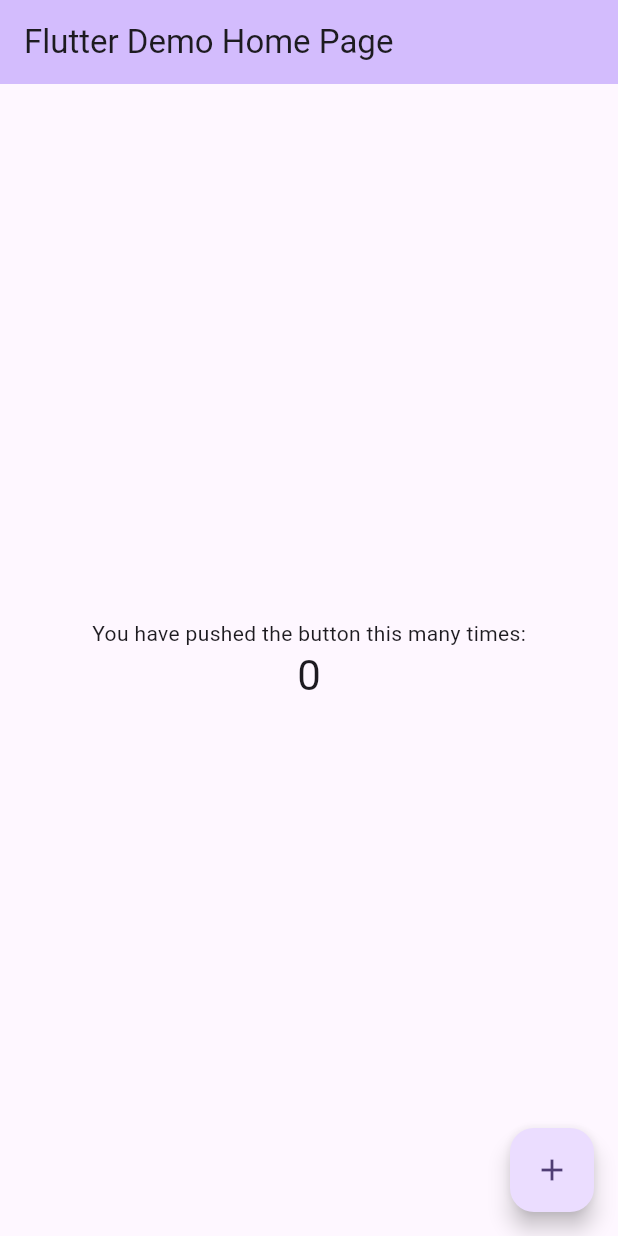
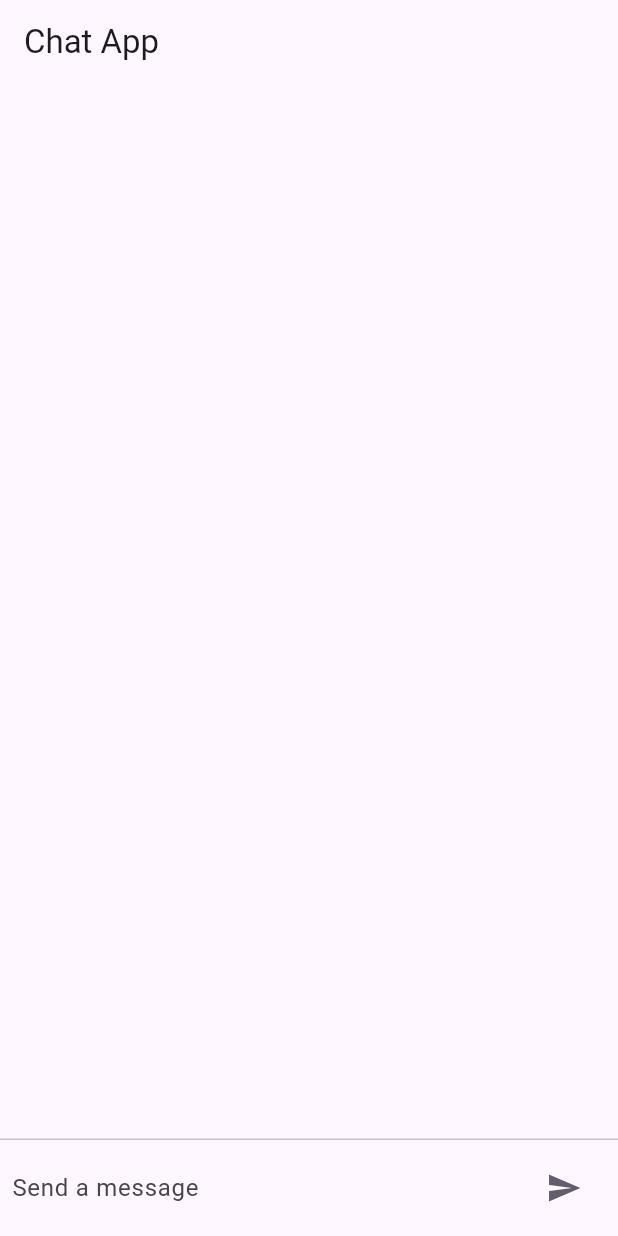
Before and after one commit to could-ai/019a3082-630e-728e-8085-3d0aa0e835d8, a Flutter app: the screen it shows after launch, on a phone screen of 412 x 824 dp. Run offline on Flutter 3.47's test engine with Material 3 defaults, Android fonts, the phone set to English and light mode, and no system bars.

Commit message:
I have updated the main.dart file to launch the ChatScreen as the home page of the application. The previous counter example has been removed, and the MaterialApp is now configured with the title 'Chat App'. This change sets up the foundation for our chat application by making the chat interface the first thing users see.; I've created the ChatScreen, which is the core of our chat interface. This new screen includes a list to display messages and a text input field with a send button for users to type and send their messages. The state is managed locally to update the message list whenever a new message is sent, providing a dynamic and interactive chat experience. I also added a check to prevent sending empty messages.; This new file defines the ChatMessage widget, which is responsible for rendering individual messages in the chat list. I've designed it to visually distinguish between messages sent by the user and those received from others, which is a crucial feature for a clear chat interface. This component will help in creating a structured and readable conversation flow.

```diff
--- /dev/null
+++ b/usr/lib/chat_screen.dart
@@ -0,0 +1,81 @@
+import 'package:flutter/material.dart';
+import 'chat_message.dart';
+
+class ChatScreen extends StatefulWidget {
+  const ChatScreen({super.key});
+
+  @override
+  State<ChatScreen> createState() => _ChatScreenState();
+}
+
+class _ChatScreenState extends State<ChatScreen> {
+  final List<ChatMessage> _messages = [];
+  final TextEditingController _textController = TextEditingController();
+
+  void _handleSubmitted(String text) {
+    if (text.trim().isEmpty) return;
+    _textController.clear();
+    ChatMessage message = ChatMessage(
+      text: text,
+      isUser: true, // Assuming messages sent from here are from the user
+    );
+    setState(() {
+      _messages.insert(0, message);
+    });
+  }
+
+  Widget _buildTextComposer() {
+    return IconTheme(
+      data: IconThemeData(color: Theme.of(context).colorScheme.secondary),
+      child: Container(
+        margin: const EdgeInsets.symmetric(horizontal: 8.0, vertical: 8.0),
+        child: Row(
+          children: <Widget>[
+            Flexible(
+              child: TextField(
+                controller: _textController,
+                onSubmitted: _handleSubmitted,
+                decoration: const InputDecoration.collapsed(
+                  hintText: 'Send a message',
+                ),
+              ),
+            ),
+            Container(
+              margin: const EdgeInsets.symmetric(horizontal: 4.0),
+              child: IconButton(
+                icon: const Icon(Icons.send),
+                onPressed: () => _handleSubmitted(_textController.text),
+              ),
+            ),
+          ],
+        ),
+      ),
+    );
+  }
+
+  @override
+  Widget build(BuildContext context) {
+    return Scaffold(
+      appBar: AppBar(
+        title: const Text('Chat App'),
+      ),
+      body: Column(
+        children: <Widget>[
+          Flexible(
+            child: ListView.builder(
+              padding: const EdgeInsets.all(8.0),
+              reverse: true,
+              itemBuilder: (_, int index) => _messages[index],
+              itemCount: _messages.length,
+            ),
+          ),
+          const Divider(height: 1.0),
+          Container(
+            decoration: BoxDecoration(color: Theme.of(context).cardColor),
+            child: _buildTextComposer(),
+          ),
+        ],
+      ),
+    );
+  }
+}
--- a/usr/lib/main.dart
+++ b/usr/lib/main.dart
@@ -1,4 +1,5 @@
 import 'package:flutter/material.dart';
+import 'chat_screen.dart';
 
 void main() {
   runApp(const MyApp());
@@ -7,114 +8,16 @@ void main() {
 class MyApp extends StatelessWidget {
   const MyApp({super.key});
 
-  // This widget is the root of your application.
   @override
   Widget build(BuildContext context) {
     return MaterialApp(
-      title: 'Flutter Demo',
+      title: 'Chat App',
       debugShowCheckedModeBanner: false,
       theme: ThemeData(
-        // This is the theme of your application.
-        //
-        // TRY THIS: Try running your application with "flutter run". You'll see
-        // the application has a purple toolbar. Then, without quitting the app,
-        // try changing the seedColor in the colorScheme below to Colors.green
-        // and then invoke "hot reload" (save your changes or press the "hot
-        // reload" button in a Flutter-supported IDE, or press "r" if you used
-        // the command line to start the app).
-        //
-        // Notice that the counter didn't reset back to zero; the application
-        // state is not lost during the reload. To reset the state, use hot
-        // restart instead.
-        //
-        // This works for code too, not just values: Most code changes can be
-        // tested with just a hot reload.
         colorScheme: ColorScheme.fromSeed(seedColor: Colors.deepPurple),
+        useMaterial3: true,
       ),
-      home: const MyHomePage(title: 'Flutter Demo Home Page'),
+      home: const ChatScreen(),
     );
   }
 }
-
-class MyHomePage extends StatefulWidget {
-  const MyHomePage({super.key, required this.title});
-
-  // This widget is the home page of your application. It is stateful, meaning
-  // that it has a State object (defined below) that contains fields that affect
-  // how it looks.
-
-  // This class is the configuration for the state. It holds the values (in this
-  // case the title) provided by the parent (in this case the App widget) and
-  // used by the build method of the State. Fields in a Widget subclass are
-  // always marked "final".
-
-  final String title;
-
-  @override
-  State<MyHomePage> createState() => _MyHomePageState();
-}
-
-class _MyHomePageState extends State<MyHomePage> {
-  int _counter = 0;
-
-  void _incrementCounter() {
-    setState(() {
-      // This call to setState tells the Flutter framework that something has
-      // changed in this State, which causes it to rerun the build method below
-      // so that the display can reflect the updated values. If we changed
-      // _counter without calling setState(), then the build method would not be
-      // called again, and so nothing would appear to happen.
-      _counter++;
-    });
-  }
-
-  @override
-  Widget build(BuildContext context) {
-    // This method is rerun every time setState is called, for instance as done
-    // by the _incrementCounter method above.
-    //
-    // The Flutter framework has been optimized to make rerunning build methods
-    // fast, so that you can just rebuild anything that needs updating rather
-    // than having to individually change instances of widgets.
-    return Scaffold(
-      appBar: AppBar(
-        // TRY THIS: Try changing the color here to a specific color (to
-        // Colors.amber, perhaps?) and trigger a hot reload to see the AppBar
-        // change color while the other colors stay the same.
-        backgroundColor: Theme.of(context).colorScheme.inversePrimary,
-        // Here we take the value from the MyHomePage object that was created by
-        // the App.build method, and use it to set our appbar title.
-        title: Text(widget.title),
-      ),
-      body: Center(
-        // Center is a layout widget. It takes a single child and positions it
-        // in the middle of the parent.
-        child: Column(
-          // Column is also a layout widget. It takes a list of children and
-          // arranges them vertically. By default, it sizes itself to fit its
-          // children horizontally, and tries to be as tall as its parent.
-          //
-          // Column has various properties to control how it sizes itself and
-          // how it positions its children. Here we use mainAxisAlignment to
-          // center the children vertically; the main axis here is the vertical
-          // axis because Columns are vertical (the cross axis would be
-          // horizontal).
-          //
-          // TRY THIS: Invoke "debug painting" (choose the "Toggle Debug Paint"
-          // action in the IDE, or press "p" in the console), to see the
-          // wireframe for each widget.
-          mainAxisAlignment: MainAxisAlignment.center,
-          children: <Widget>[
-            const Text('You have pushed the button this many times:'),
-            Text('$_counter', style: Theme.of(context).textTheme.headlineMedium),
-          ],
-        ),
-      ),
-      floatingActionButton: FloatingActionButton(
-        onPressed: _incrementCounter,
-        tooltip: 'Increment',
-        child: const Icon(Icons.add),
-      ), // This trailing comma makes auto-formatting nicer for build methods.
-    );
-  }
-}
```
Also changed, not shown: usr/lib/chat_message.dart (added, +42 -0 lines).
